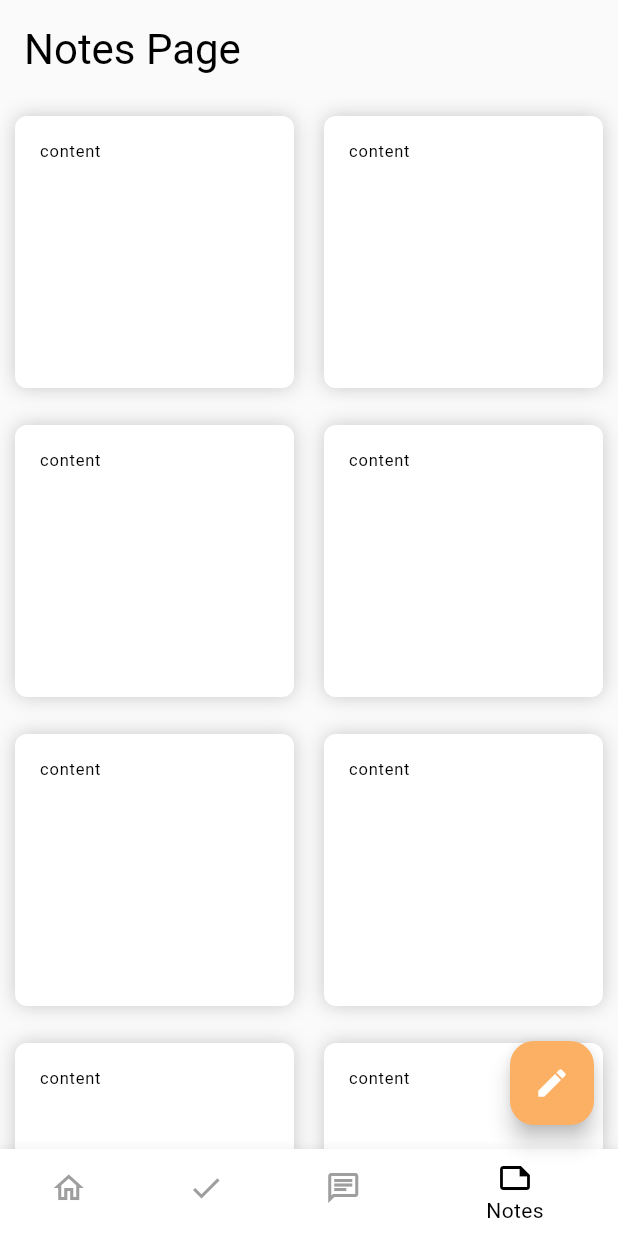
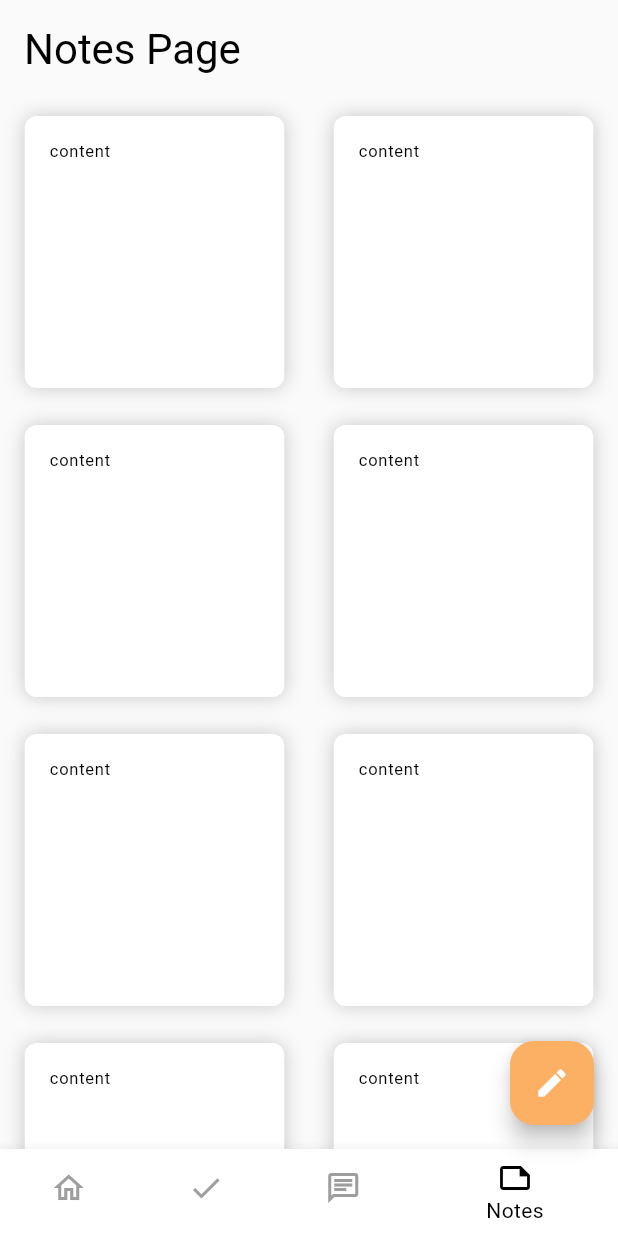
Before and after one commit to SumeyyeAydogan/agriculture_app, a Flutter app: the screen it shows after launch, item 4 of the bottom bar chosen, on a phone screen of 412 x 824 dp. Run offline on Flutter 3.47's test engine with Material 3 defaults, Android fonts, the phone set to English and light mode, and no system bars; our stand-ins replace bloc, equatable, flutter_bloc.

Commit message:
revised note_view

```diff
--- a/lib/features/view/notes_view.dart
+++ b/lib/features/view/notes_view.dart
@@ -1,20 +1,8 @@
+import 'package:agriculture_app/core/extension/context_extension.dart';
 import 'package:agriculture_app/features/cubit/note/note_cubit.dart';
 import 'package:agriculture_app/features/cubit/note/note_state.dart';
 import 'package:flutter/cupertino.dart';
-import 'package:flutter/material.dart';
-
-/* class NotesPage extends StatelessWidget {
-  const NotesPage({Key? key}) : super(key: key);
-
-  @override
-  Widget build(BuildContext context) {
-    return Container();
-  }
-} */
-
-import 'package:flutter/material.dart';
 import 'package:flutter_bloc/flutter_bloc.dart';
-
 import '../../product/widget/note_item.dart';
 import '../model/note/note_model.dart';
 
@@ -26,8 +14,7 @@ class NotesPage extends StatefulWidget {
 }
 
 class _NotesPageState extends State<NotesPage> {
-  ScrollController _scrollController = ScrollController();
-  TextEditingController _textEditingController = TextEditingController();
+  final ScrollController _scrollController = ScrollController();
   int _currentMax = 10;
   List<String> dummyList = List.generate(10, (index) => "Item: ${index + 1}");
 
@@ -55,7 +42,7 @@ class _NotesPageState extends State<NotesPage> {
                 return const CupertinoActivityIndicator();
               }
               return Padding(
-                padding: EdgeInsets.symmetric(horizontal: 10),
+                padding: context.paddingMediumHorizontal,
                 child: NoteItem(
                     note: Note.create(title: "title", content: "content"),
                     noteContentController: TextEditingController()),
```
